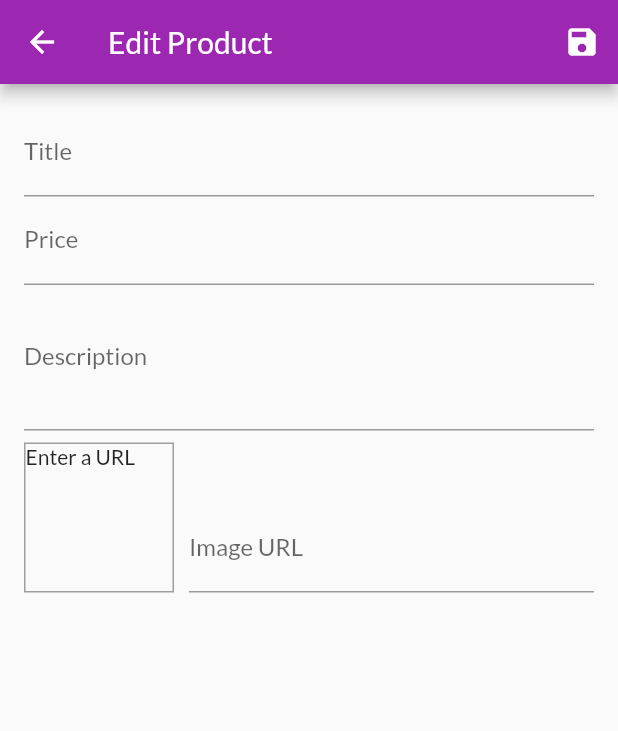
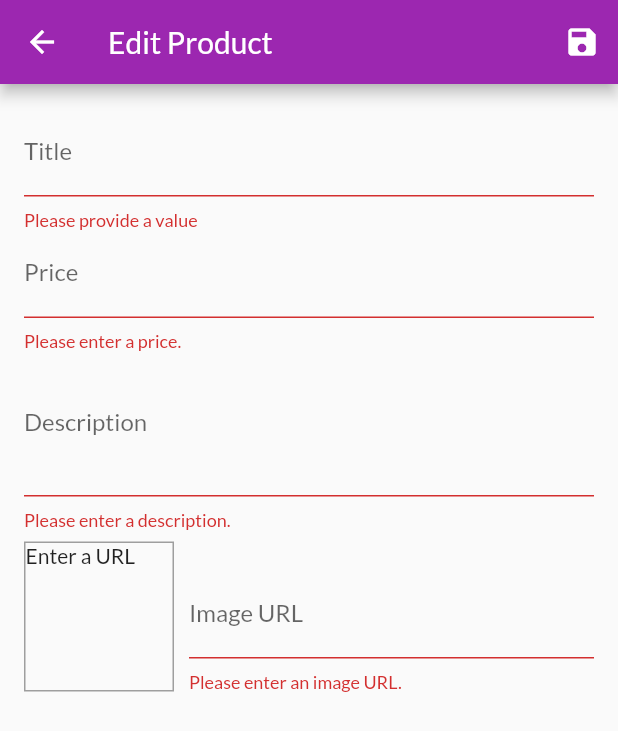
Before and after one commit to hydev777/shopApp, a Flutter app: the EditProductScreen screen opened by its route, after a tap on the "save" icon, on a phone screen of 412 x 824 dp. Shown: the top 731 px of the screen. Run offline on Flutter 3.47's test engine with Material 2 defaults, Android fonts, the phone set to English and light mode, and no system bars; network calls fail.

Commit message:
added validation

```diff
--- a/lib/screens/edit_product_screen.dart
+++ b/lib/screens/edit_product_screen.dart
@@ -1,4 +1,6 @@
 import 'package:flutter/material.dart';
+
+import '../providers/product.dart';
 
 class EditProductScreen extends StatefulWidget {
   const EditProductScreen({Key? key}) : super(key: key);
@@ -14,10 +16,11 @@ class _EditProductScreenState extends State<EditProductScreen> {
   final _descriptionFocusNode = FocusNode();
   final _imageUrlController = TextEditingController();
   final _imageUrlFocusNode = FocusNode();
+  final _form = GlobalKey<FormState>();
+  var _editedProduct = Product(id: null, title: '', description: '', price: 0, imageUrl: '');
 
   @override
   void initState() {
-
     _imageUrlFocusNode.addListener(_updateImageUrl);
 
     super.initState();
@@ -34,13 +37,24 @@ class _EditProductScreenState extends State<EditProductScreen> {
   }
 
   void _updateImageUrl() {
-    if(!_imageUrlFocusNode.hasFocus) {
+    if (!_imageUrlFocusNode.hasFocus) {
+      setState(() {});
+    }
+    if (!_imageUrlFocusNode.hasFocus) {
+      if ((!_imageUrlController.text.startsWith('http') && !_imageUrlController.text.startsWith('https')) ||
+          (!_imageUrlController.text.endsWith('.png') && !_imageUrlController.text.endsWith('.jpg') && !_imageUrlController.text.endsWith('.jpeg'))) {
+        return;
+      }
       setState(() {});
     }
   }
 
   void _saveForm() {
-
+    final isValid = _form.currentState!.validate();
+    if (!isValid) {
+      return;
+    }
+    _form.currentState!.save();
   }
 
   @override
@@ -48,13 +62,12 @@ class _EditProductScreenState extends State<EditProductScreen> {
     return Scaffold(
       appBar: AppBar(
         title: const Text("Edit Product"),
-        actions: <Widget>[
-          IconButton(onPressed: _saveForm, icon: const Icon(Icons.save))
-        ],
+        actions: <Widget>[IconButton(onPressed: _saveForm, icon: const Icon(Icons.save))],
       ),
       body: Padding(
         padding: const EdgeInsets.all(16.0),
         child: Form(
+            key: _form,
             child: ListView(
               children: <Widget>[
                 TextFormField(
@@ -62,6 +75,16 @@ class _EditProductScreenState extends State<EditProductScreen> {
                   textInputAction: TextInputAction.next,
                   onFieldSubmitted: (_) {
                     FocusScope.of(context).requestFocus(_priceFocusNode);
+                  },
+                  validator: (value) {
+                    if (value!.isEmpty) {
+                      return 'Please provide a value';
+                    }
+                    return null;
+                  },
+                  onSaved: (value) {
+                    _editedProduct = Product(
+                        title: value, price: _editedProduct.price, description: _editedProduct.description, imageUrl: _editedProduct.imageUrl, id: null);
                   },
                 ),
                 TextFormField(
@@ -72,13 +95,44 @@ class _EditProductScreenState extends State<EditProductScreen> {
                     onFieldSubmitted: (_) {
                       FocusScope.of(context).requestFocus(_descriptionFocusNode);
                     },
-            ),
+                    validator: (value) {
+                      if (value!.isEmpty) {
+                        return 'Please enter a price.';
+                      }
+                      if (double.tryParse(value) == null) {
+                        return 'Please enter a valid number.';
+                      }
+                      if (double.parse(value) <= 0) {
+                        return 'Please enter a number greater than 0';
+                      }
+                      return null;
+                    },
+                    onSaved: (value) {
+                      _editedProduct = Product(
+                          title: _editedProduct.title,
+                          price: double.parse(value!),
+                          description: _editedProduct.description,
+                          imageUrl: _editedProduct.imageUrl,
+                          id: null);
+                    }),
                 TextFormField(
                     decoration: const InputDecoration(labelText: 'Description'),
                     maxLines: 3,
                     focusNode: _descriptionFocusNode,
                     keyboardType: TextInputType.multiline,
-            ),
+                    validator: (value) {
+                      if (value!.isEmpty) {
+                        return 'Please enter a description.';
+                      }
+                      if (value!.length < 10) {
+                        return 'Should be at least 10 characters long.';
+                      }
+                      return null;
+                    },
+                    onSaved: (value) {
+                      _editedProduct =
+                          Product(title: _editedProduct.title, price: _editedProduct.price, description: value, imageUrl: _editedProduct.imageUrl, id: null);
+                    }),
                 Row(
                   crossAxisAlignment: CrossAxisAlignment.end,
                   children: <Widget>[
@@ -104,6 +158,22 @@ class _EditProductScreenState extends State<EditProductScreen> {
                         onEditingComplete: () {
                           setState(() {});
                         },
+                        onSaved: (value) {
+                          _editedProduct = Product(
+                              title: _editedProduct.title, price: _editedProduct.price, description: _editedProduct.description, imageUrl: value, id: null);
+                        },
+                        validator: (value) {
+                          if (value!.isEmpty) {
+                            return 'Please enter an image URL.';
+                          }
+                          if (!value!.startsWith('http') && !value!.startsWith('https')) {
+                            return 'Please enter a valid URL.';
+                          }
+                          if (!value!.endsWith('.png') && !value!.endsWith('.jpg') && !value!.endsWith('.jpeg')) {
+                            return 'Please enter a valid image URL.';
+                          }
+                          return null;
+                        },
                         onFieldSubmitted: (_) => _saveForm,
                       ),
                     )
```
Lines whose indentation alone changed are shown as unchanged.
